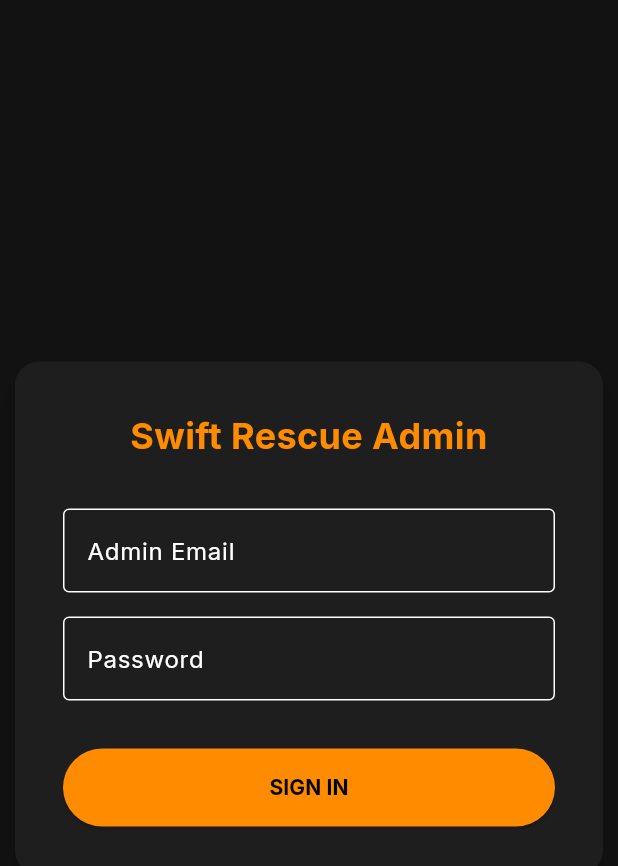
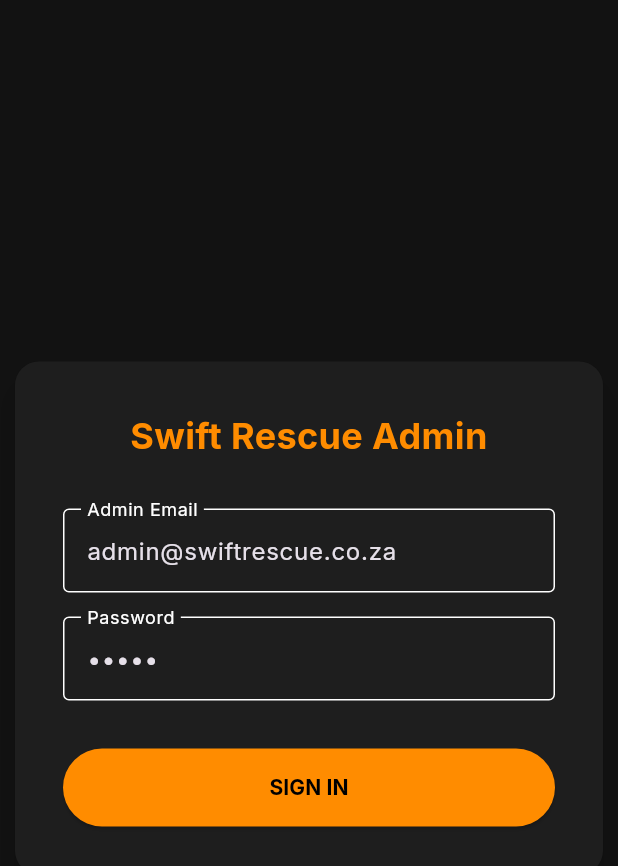
Before and after one commit to aswad-ux/Swift-rescue-Dashboard, a Flutter app: the screen it shows after launch, on a phone screen of 412 x 824 dp. Shown: the top 866 px of the screen. Run offline on Flutter 3.47's test engine with Material 3 defaults, Android fonts, the phone set to English and light mode, and no system bars; our stand-ins replace flutter_dotenv, flutter_riverpod, google_fonts, supabase_flutter; accounts and stored records are empty.

Commit message:
Hardcode admin credentials for easy testing

```diff
--- a/lib/ui/screens/login_screen.dart
+++ b/lib/ui/screens/login_screen.dart
@@ -9,8 +9,8 @@ class LoginScreen extends StatefulWidget {
 }
 
 class _LoginScreenState extends State<LoginScreen> {
-  final _emailController = TextEditingController();
-  final _passwordController = TextEditingController();
+  final _emailController = TextEditingController(text: 'admin@swiftrescue.co.za');
+  final _passwordController = TextEditingController(text: 'admin');
   bool _isLoading = false;
 
   Future<void> _signIn() async {
```
